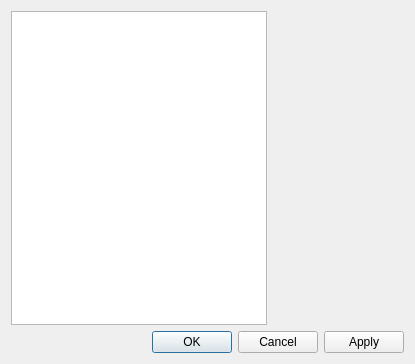
First picture: the form in ui/SettingsDialog.ui, repository uiii/LatexSongbook, before the edit.
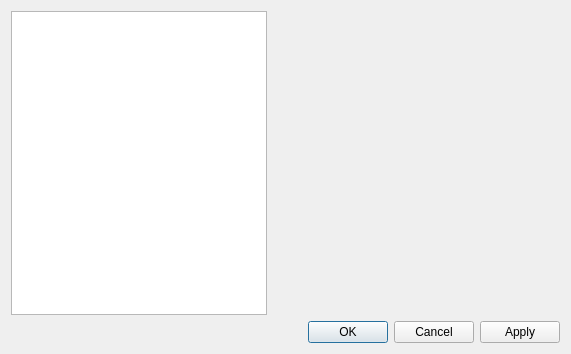
Second picture: the form after the edit.

Patch:
```diff
--- a/ui/SettingsDialog.ui
+++ b/ui/SettingsDialog.ui
@@ -6,8 +6,8 @@
    <rect>
     <x>0</x>
     <y>0</y>
-    <width>415</width>
-    <height>364</height>
+    <width>571</width>
+    <height>354</height>
    </rect>
   </property>
   <property name="windowTitle">
@@ -28,6 +28,12 @@
           <verstretch>0</verstretch>
          </sizepolicy>
         </property>
+        <property name="iconSize">
+         <size>
+          <width>24</width>
+          <height>24</height>
+         </size>
+        </property>
        </widget>
       </item>
       <item>
```
